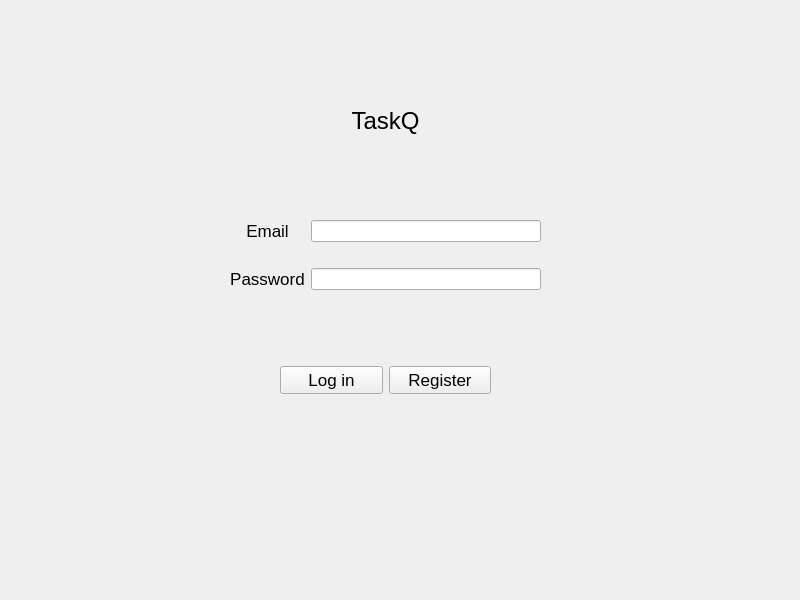
First picture: the form in src/widgets/login_page/login.ui, repository gregk27/TasQ-Application, before the edit.
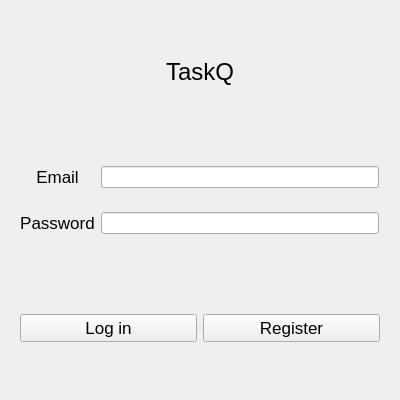
Second picture: the form after the edit.

Commit message: Tewak layouts to be responsive

```diff
--- a/src/widgets/login_page/login.ui
+++ b/src/widgets/login_page/login.ui
@@ -6,22 +6,22 @@
    <rect>
     <x>0</x>
     <y>0</y>
-    <width>800</width>
-    <height>600</height>
+    <width>400</width>
+    <height>400</height>
    </rect>
   </property>
+  <property name="minimumSize">
+   <size>
+    <width>400</width>
+    <height>400</height>
+   </size>
+  </property>
   <property name="windowTitle">
    <string>Login</string>
   </property>
+  <layout class="QVBoxLayout" name="verticalLayout">
+   <item>
   <widget class="QLabel" name="taskq">
-   <property name="geometry">
-    <rect>
-     <x>340</x>
-     <y>90</y>
-     <width>91</width>
-     <height>61</height>
-    </rect>
-   </property>
    <property name="font">
     <font>
      <pointsize>18</pointsize>
@@ -34,31 +34,35 @@
     <set>Qt::AlignCenter</set>
    </property>
   </widget>
-  <widget class="QWidget" name="">
-   <property name="geometry">
-    <rect>
-     <x>230</x>
-     <y>200</y>
-     <width>311</width>
-     <height>111</height>
-    </rect>
+   </item>
+   <item>
+    <widget class="QWidget" name="widget" native="true">
+     <property name="sizePolicy">
+      <sizepolicy hsizetype="Expanding" vsizetype="Preferred">
+       <horstretch>0</horstretch>
+       <verstretch>0</verstretch>
+      </sizepolicy>
    </property>
    <layout class="QGridLayout" name="gridLayout">
+      <property name="rightMargin">
+       <number>10</number>
+      </property>
+      <item row="1" column="1">
+       <widget class="QLineEdit" name="pass1"/>
+      </item>
     <item row="0" column="1">
-     <widget class="QLineEdit" name="em1"/>
-    </item>
-    <item row="0" column="0">
-     <widget class="QLabel" name="em">
-      <property name="font">
-       <font>
-        <pointsize>13</pointsize>
-       </font>
-      </property>
-      <property name="text">
-       <string>Email</string>
-      </property>
-      <property name="alignment">
-       <set>Qt::AlignCenter</set>
+       <widget class="QLineEdit" name="em1">
+        <property name="sizePolicy">
+         <sizepolicy hsizetype="Minimum" vsizetype="Fixed">
+          <horstretch>0</horstretch>
+          <verstretch>0</verstretch>
+         </sizepolicy>
+        </property>
+        <property name="minimumSize">
+         <size>
+          <width>250</width>
+          <height>0</height>
+         </size>
       </property>
      </widget>
     </item>
@@ -77,20 +81,26 @@
       </property>
      </widget>
     </item>
-    <item row="1" column="1">
-     <widget class="QLineEdit" name="pass1"/>
+      <item row="0" column="0">
+       <widget class="QLabel" name="em">
+        <property name="font">
+         <font>
+          <pointsize>13</pointsize>
+         </font>
+        </property>
+        <property name="text">
+         <string>Email</string>
+        </property>
+        <property name="alignment">
+         <set>Qt::AlignCenter</set>
+        </property>
+       </widget>
     </item>
    </layout>
   </widget>
-  <widget class="QWidget" name="">
-   <property name="geometry">
-    <rect>
-     <x>280</x>
-     <y>360</y>
-     <width>211</width>
-     <height>41</height>
-    </rect>
-   </property>
+   </item>
+   <item>
+    <widget class="QWidget" name="widget" native="true">
    <layout class="QHBoxLayout" name="horizontalLayout">
     <item>
      <widget class="QPushButton" name="log">
@@ -118,6 +128,8 @@
     </item>
    </layout>
   </widget>
+   </item>
+  </layout>
  </widget>
  <resources/>
  <connections/>
```
Lines whose indentation alone changed are shown as unchanged. The commit also changes 1 other file.
